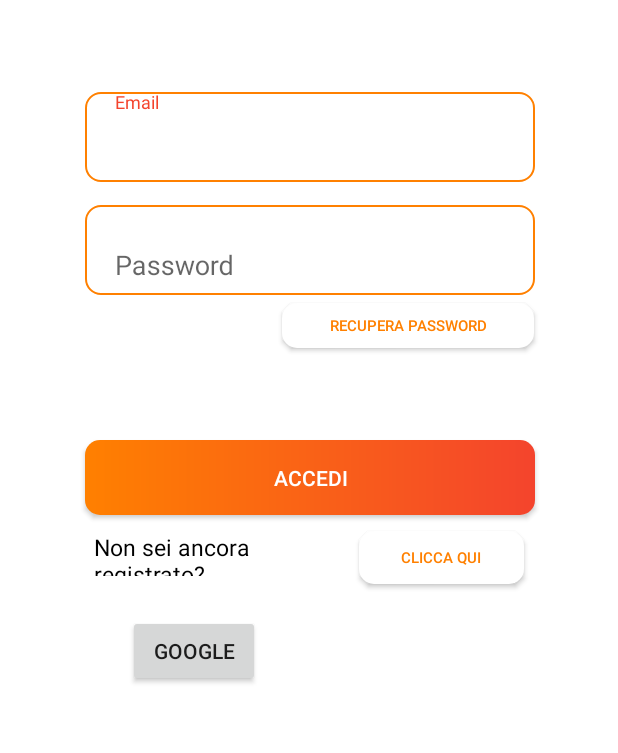
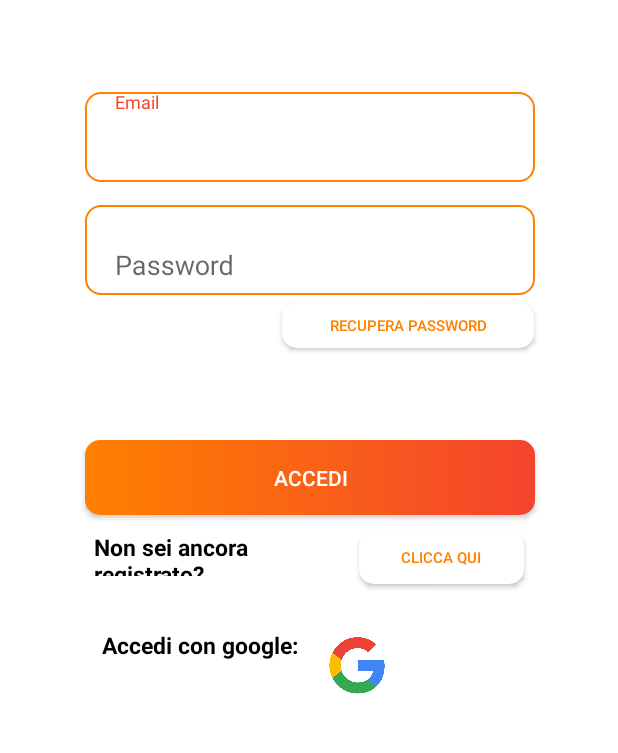
Before and after one commit to Andreafaccenda/ShopTogether, an Android app: the AccediFragment screen opened directly, with no data from a screen before it, on a phone screen of 412 x 824 dp, the part 438-1191 px from its top. Run offline under Robolectric (Android 15) with nearby library versions, the phone set to English and light mode, and no system bars; our stand-ins replace Firebase (no records; nobody signed in at launch, a user with empty details on screens opened directly).

Commit message:
interfaccia login completata

```diff
--- a/app/src/main/res/layout/fragment_recupera_password.xml
+++ b/app/src/main/res/layout/activity_home.xml
@@ -1,11 +1,9 @@
 <?xml version="1.0" encoding="utf-8"?>
 <androidx.constraintlayout.widget.ConstraintLayout xmlns:android="http://schemas.android.com/apk/res/android"
+    xmlns:app="http://schemas.android.com/apk/res-auto"
     xmlns:tools="http://schemas.android.com/tools"
     android:layout_width="match_parent"
     android:layout_height="match_parent"
-    android:background="@drawable/sfondo_login"
-    tools:context=".fragment.login.RecuperaPasswordFragment">
-
-
+    tools:context=".activity.HomeActivity">
 
 </androidx.constraintlayout.widget.ConstraintLayout>
--- a/app/src/main/res/layout/activity_main.xml
+++ b/app/src/main/res/layout/activity_main.xml
@@ -16,7 +16,7 @@
         android:layout_marginBottom="8dp"
         android:layout_weight="1"
         android:background="@drawable/button_orange"
-        android:text="ACCEDI"
+        android:text="@string/accedi"
         android:textColor="@color/white"
         app:layout_constraintBottom_toBottomOf="parent"
         app:layout_constraintStart_toStartOf="parent"
@@ -26,11 +26,11 @@
         android:id="@+id/btnRegistrati"
         android:layout_width="150dp"
         android:layout_height="50dp"
-        android:layout_marginTop="676dp"
+        android:layout_marginTop="675dp"
         android:layout_marginEnd="15dp"
         android:layout_marginBottom="8dp"
         android:background="@drawable/button_white"
-        android:text="REGISTRATI"
+        android:text="@string/registrati"
         android:textColor="@color/colorBackgroundOrange"
         android:backgroundTint="@color/white"
         app:layout_constraintBottom_toBottomOf="parent"
--- a/app/src/main/res/layout/custom_dialog.xml
+++ b/app/src/main/res/layout/custom_dialog.xml
@@ -23,7 +23,7 @@
         <TextView
             android:layout_width="match_parent"
             android:layout_height="match_parent"
-            android:text="Recupera la tua password"
+            android:text="@string/recupera_la_tua_password"
             android:layout_gravity="center"
             android:layout_marginBottom="15dp"
             android:layout_marginLeft="15dp"
@@ -42,7 +42,7 @@
                 android:id="@+id/etEmailrecuperaPassword"
                 android:layout_width="250dp"
                 android:layout_height="60dp"
-                android:hint="Inserisci l'email"
+                android:hint="@string/inserisci_email"
                 android:inputType="textEmailAddress"
                 android:padding="20dp"
                 android:textColorHint="@color/black"/>
@@ -54,7 +54,7 @@
             android:layout_height="wrap_content"
             android:layout_gravity="center"
             android:layout_marginTop="20dp"
-            android:text="Invia"
+            android:text="@string/invia"
             android:background="@drawable/button_orange"
             android:textColor="@color/white"
             />
--- a/app/src/main/res/layout/fragment_accedi.xml
+++ b/app/src/main/res/layout/fragment_accedi.xml
@@ -16,7 +16,7 @@
         android:layout_marginEnd="55dp"
         android:layout_marginBottom="139dp"
         android:background="@drawable/button_orange"
-        android:text="Accedi"
+        android:text="@string/accedi"
         android:textColor="@color/white"
         app:layout_constraintBottom_toBottomOf="parent"
         app:layout_constraintEnd_toEndOf="parent"
@@ -39,7 +39,7 @@
             android:id="@+id/etEmail"
             android:layout_width="300dp"
             android:layout_height="60dp"
-            android:hint="Email"
+            android:hint="@string/email"
             android:inputType="textEmailAddress"
             android:padding="20dp"
             android:textColorHint="@color/black" />
@@ -62,7 +62,7 @@
             android:id="@+id/etPassword"
             android:layout_width="300dp"
             android:layout_height="60dp"
-            android:hint="Password"
+            android:hint="@string/password"
             android:inputType="textPassword"
             android:padding="20dp"
             android:textColorHint="@color/black" />
@@ -73,7 +73,7 @@
         android:layout_width="168dp"
         android:layout_height="30dp"
         android:background="@drawable/button_white"
-        android:text="recupera password"
+        android:text="@string/recupera_password"
         android:textColor="@color/colorBackgroundOrange"
         android:textSize="10dp"
         app:layout_constraintBottom_toBottomOf="parent"
@@ -99,9 +99,10 @@
         android:id="@+id/txtRegistrazione"
         android:layout_width="179dp"
         android:layout_height="30dp"
-        android:text="Non sei ancora registrato?"
+        android:text="@string/non_sei_ancora_registrato"
         android:textColor="@color/black"
         android:textSize="15dp"
+        android:textStyle="bold"
         app:layout_constraintBottom_toBottomOf="parent"
         app:layout_constraintEnd_toEndOf="parent"
         app:layout_constraintHorizontal_bias="0.262"
@@ -114,7 +115,7 @@
         android:layout_width="110dp"
         android:layout_height="35dp"
         android:background="@drawable/button_white"
-        android:text="Clicca qui"
+        android:text="@string/btn_registrati"
         android:textColor="@color/colorBackgroundOrange"
         android:textSize="10dp"
         app:layout_constraintBottom_toBottomOf="parent"
@@ -124,18 +125,34 @@
         app:layout_constraintTop_toTopOf="parent"
         app:layout_constraintVertical_bias="0.863" />
 
-    <Button
-        android:id="@+id/btnGoogle"
-        android:layout_width="wrap_content"
-        android:layout_height="wrap_content"
-        android:layout_marginStart="81dp"
-        android:layout_marginTop="26dp"
-        android:layout_marginEnd="236dp"
-        android:layout_marginBottom="26dp"
-        android:text="Google"
+    <ImageView
+        android:id="@+id/image_google_icon"
+        android:layout_width="50dp"
+        android:layout_height="50dp"
+        android:layout_marginTop="30dp"
+        android:layout_marginEnd="149dp"
+        android:layout_marginBottom="16dp"
+        android:src="@drawable/google_icon"
         app:layout_constraintBottom_toBottomOf="parent"
         app:layout_constraintEnd_toEndOf="parent"
+        app:layout_constraintStart_toEndOf="@+id/txt_accediGoogle"
+        app:layout_constraintTop_toBottomOf="@+id/btnRegistrati" />
+
+    <TextView
+        android:id="@+id/txt_accediGoogle"
+        android:layout_width="145dp"
+        android:layout_height="27dp"
+        android:layout_marginStart="67dp"
+        android:layout_marginTop="35dp"
+        android:layout_marginBottom="38dp"
+        android:text="@string/accesso_google"
+        android:textColor="@color/black"
+        android:textSize="15dp"
+        android:textStyle="bold"
+        app:layout_constraintBottom_toBottomOf="parent"
+        app:layout_constraintEnd_toStartOf="@+id/image_google_icon"
         app:layout_constraintStart_toStartOf="parent"
         app:layout_constraintTop_toBottomOf="@+id/txtRegistrazione" />
 
+
 </androidx.constraintlayout.widget.ConstraintLayout>
--- a/app/src/main/res/navigation/nav_login.xml
+++ b/app/src/main/res/navigation/nav_login.xml
@@ -14,16 +14,7 @@
             android:id="@+id/action_accediFragment_to_registrazioneUtenteFragment"
             app:destination="@id/registrazioneUtenteFragment" />
         <action
-            android:id="@+id/action_accediFragment_to_recuperaPasswordFragment"
-            app:destination="@id/recuperaPasswordFragment" />
-    </fragment>
-    <fragment
-        android:id="@+id/recuperaPasswordFragment"
-        android:name="com.example.speedmarket.fragment.login.RecuperaPasswordFragment"
-        android:label="fragment_recupera_password"
-        tools:layout="@layout/fragment_recupera_password" >
-        <action
-            android:id="@+id/action_recuperaPasswordFragment_to_accediFragment"
+            android:id="@+id/action_accediFragment_self"
             app:destination="@id/accediFragment" />
     </fragment>
     <fragment
@@ -32,9 +23,6 @@
         android:label="fragment_registrazione_utente"
         tools:layout="@layout/fragment_registrazione_utente" >
         <action
-            android:id="@+id/action_registrazioneUtenteFragment_to_recuperaPasswordFragment"
-            app:destination="@id/recuperaPasswordFragment" />
-        <action
             android:id="@+id/action_registrazioneUtenteFragment_to_accediFragment"
             app:destination="@id/accediFragment" />
     </fragment>
--- a/app/src/main/res/values/strings.xml
+++ b/app/src/main/res/values/strings.xml
@@ -1,6 +1,32 @@
 <resources>
     <string name="app_name">Speed Market</string>->
-    <string name="hello_blank_fragment">Hello blank fragment</string>
     <string name="please_wait">Perfavore,attendi...</string>
     <string name="your_web_client_id">1070261310550-5383fo3pmovhlqk16vh9std7fsjuapa3.apps.googleusercontent.com</string>
+
+    <string name="messaggio_invio_riuscito_email">Email inviata correttamente</string>
+    <string name="messaggio_email">Perfavore,inserisci correttamente l\'email</string>
+    <string name="messaggio_inserisci_password">Perfavore,inserisci password</string>
+    <string name="messaggio_inserisci_nome">Perfavore,inserisci nome</string>
+    <string name="messaggio_inserisci_cognome">Perfavore,inserisci cognome</string>
+    <string name="messaggio_inserisci_email">Perfavore,inserisci email</string>
+    <string name="messaggio_inserisci_password_conferma">Perfavore,inserisci la password di conferma</string>
+    <string name="messaggio_password_diverse">Le due password sono diverse</string>
+
+
+    <string name="accedi">ACCEDI</string>
+    <string name="registrati">REGISTRATI</string>
+    <string name="recupera_la_tua_password">Recupera la tua password</string>
+    <string name="inserisci_email">Inserisci l\'email</string>
+    <string name="invia">Invia</string>
+    <string name="email">Email</string>
+    <string name="password">Password</string>
+    <string name="recupera_password">recupera password</string>
+    <string name="non_sei_ancora_registrato">Non sei ancora registrato?</string>
+    <string name="btn_registrati">Clicca qui</string>
+    <string name="accesso_google">Accedi con google:</string>
+    <string name="nome">Nome</string>
+    <string name="cognome">Cognome</string>
+    <string name="conferma_password">Ripeti password</string>
+    <string name="messaggio_registrazione_corretta">Ti sei registrato correttamente</string>
+
 </resources>
```
Also changed, not shown: app/src/main/AndroidManifest.xml (+11 -4 lines), app/src/main/java/com/example/speedmarket/activity/HomeActivity.kt (added, +12 -0 lines), app/src/main/java/com/example/speedmarket/activity/MainActivity.kt (+7 -0 lines), app/src/main/java/com/example/speedmarket/fragment/login/AccediFragment.kt (+15 -14 lines), app/src/main/java/com/example/speedmarket/fragment/login/RegistrazioneUtenteFragment.kt (+10 -6 lines), app/src/main/res/layout/fragment_registrazione_utente.xml (+6 -6 lines), app/src/main/res/drawable/google_icon.png (added).
